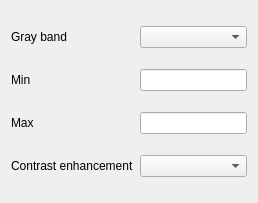
Before: the Qt Designer form src/ui/qgssinglebandgrayrendererwidgetbase.ui in qgis/QGIS, drawn with Qt 5.
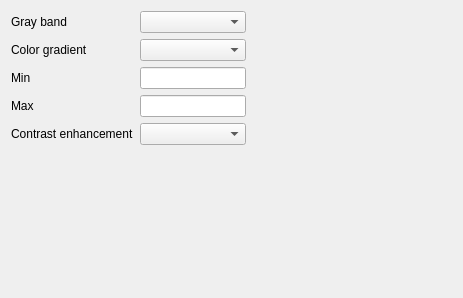
After: the same form once the commit is applied.

Commit message: invert raster colors better

```diff
--- a/src/ui/qgssinglebandgrayrendererwidgetbase.ui
+++ b/src/ui/qgssinglebandgrayrendererwidgetbase.ui
@@ -6,8 +6,8 @@
    <rect>
     <x>0</x>
     <y>0</y>
-    <width>258</width>
-    <height>203</height>
+    <width>463</width>
+    <height>298</height>
    </rect>
   </property>
   <property name="windowTitle">
@@ -16,17 +16,17 @@
   <layout class="QHBoxLayout" name="horizontalLayout">
    <item>
     <layout class="QGridLayout" name="gridLayout">
-     <item row="3" column="0">
+     <item row="4" column="0">
       <widget class="QLabel" name="mContrastEnhancementLabel">
        <property name="text">
         <string>Contrast enhancement</string>
        </property>
       </widget>
      </item>
-     <item row="1" column="1">
+     <item row="2" column="1">
       <widget class="QLineEdit" name="mMinLineEdit"/>
      </item>
-     <item row="3" column="1">
+     <item row="4" column="1">
       <widget class="QComboBox" name="mContrastEnhancementComboBox"/>
      </item>
      <item row="0" column="0">
@@ -36,7 +36,7 @@
        </property>
       </widget>
      </item>
-     <item row="1" column="0">
+     <item row="2" column="0">
       <widget class="QLabel" name="mMinLabel">
        <property name="text">
         <string>Min</string>
@@ -46,18 +46,57 @@
      <item row="0" column="1">
       <widget class="QComboBox" name="mGrayBandComboBox"/>
      </item>
-     <item row="2" column="0">
+     <item row="3" column="0">
       <widget class="QLabel" name="mMaxLabel">
        <property name="text">
         <string>Max</string>
        </property>
       </widget>
      </item>
-     <item row="2" column="1">
+     <item row="3" column="1">
       <widget class="QLineEdit" name="mMaxLineEdit"/>
      </item>
+     <item row="1" column="0">
+      <widget class="QLabel" name="label">
+       <property name="text">
+        <string>Color gradient</string>
+       </property>
+      </widget>
+     </item>
+     <item row="1" column="1">
+      <widget class="QComboBox" name="mGradientComboBox"/>
+     </item>
+     <item row="5" column="0">
+      <spacer name="verticalSpacer">
+       <property name="orientation">
+        <enum>Qt::Vertical</enum>
+       </property>
+       <property name="sizeHint" stdset="0">
+        <size>
+         <width>20</width>
+         <height>140</height>
+        </size>
+       </property>
+      </spacer>
+     </item>
     </layout>
    </item>
+   <item>
+    <widget class="QWidget" name="mMinMaxContainerWidget" native="true">
+     <property name="sizePolicy">
+      <sizepolicy hsizetype="Preferred" vsizetype="MinimumExpanding">
+       <horstretch>0</horstretch>
+       <verstretch>0</verstretch>
+      </sizepolicy>
+     </property>
+     <property name="minimumSize">
+      <size>
+       <width>200</width>
+       <height>0</height>
+      </size>
+     </property>
+    </widget>
+   </item>
   </layout>
  </widget>
  <resources/>
```
The commit also changes 14 other files.
